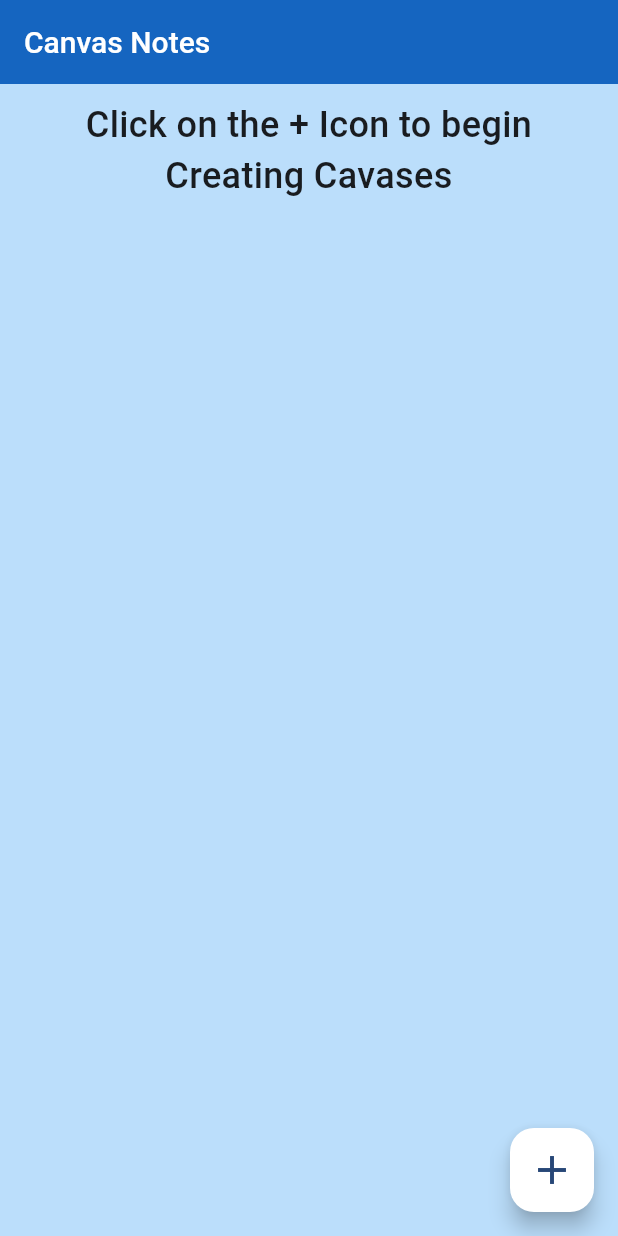
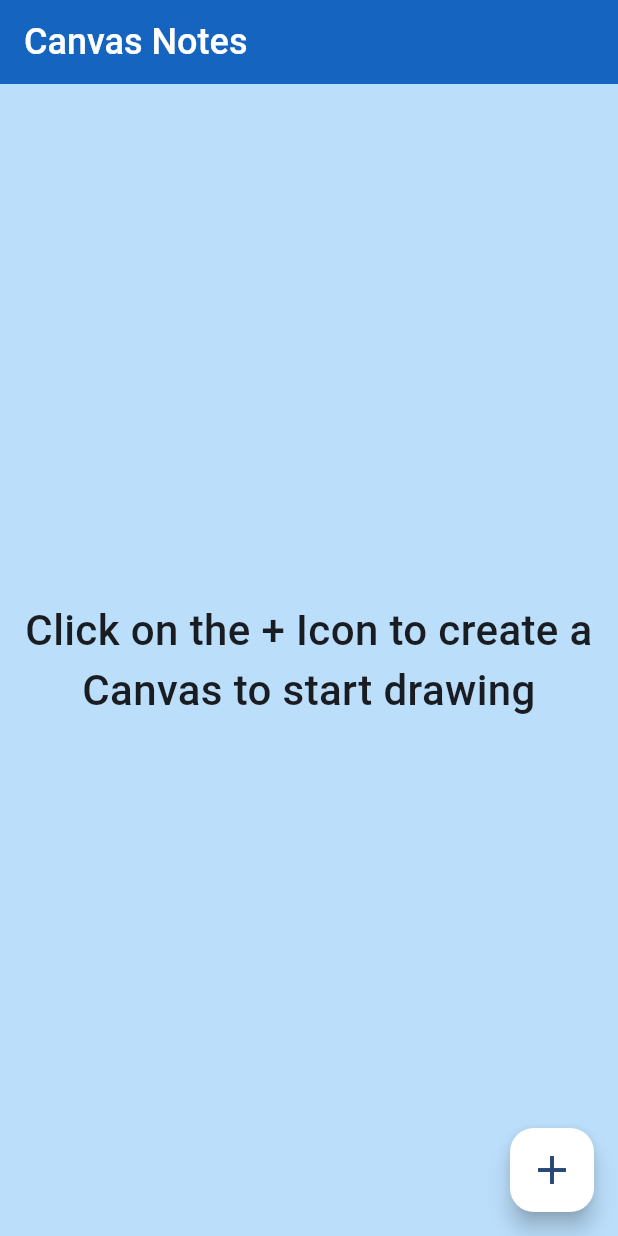
Before and after one commit to Jesus711/CanvasNotes-App, a Flutter app: the screen it shows after launch, on a phone screen of 412 x 824 dp. Run offline on Flutter 3.47's test engine with Material 3 defaults, Android fonts, the phone set to English and light mode, and no system bars; missing offline and left inert: flutter_drawing_board.

Commit message:
Created a EmptyList Widget that will appear when the user has no drawings saved

```diff
--- a/lib/pages/home_page.dart
+++ b/lib/pages/home_page.dart
@@ -1,6 +1,8 @@
+import 'package:canvas_notes_flutter/models/drawing.dart';
 import 'package:canvas_notes_flutter/pages/canvas_view.dart';
 import 'package:flutter/material.dart';
-import 'package:flutter_drawing_board/paint_contents.dart';
+//import 'package:flutter_drawing_board/paint_contents.dart';
+//import 'package:canvas_notes_flutter/pages/draw_view.dart';
 
 class HomePage extends StatefulWidget {
   const HomePage({super.key});
@@ -19,14 +21,31 @@ class HomePage extends StatefulWidget {
 }
 
 class _HomePageState extends State<HomePage> {
-  static List<String> canvases = [
 
-  ];
+  //final DatabaseHelper _dbHelper = DatabaseHelper();
+
+  static List<String> canvases = [];
+
+  static List<Drawing> drawingsList = [];
+
+  @override
+  void initState(){
+    super.initState();
+  }
+
+
+  // Future<void> _getDrawings() async {
+  //   List<Drawing> drawings = await _dbHelper.getDrawings();
+  //   setState(() {
+  //     drawingsList = drawings;
+  //   });
+  // }
 
 
   void _createNewCanvas() {
 
     Navigator.push(context, MaterialPageRoute(builder: (context) => const CanvasView()));
+    //Navigator.push(context, MaterialPageRoute(builder: (context) => const DrawView()));
 
     setState(() {
 // This call to setState tells the Flutter framework that something has
@@ -46,20 +65,10 @@ class _HomePageState extends State<HomePage> {
     return Scaffold(
       appBar: AppBar(
         backgroundColor: Colors.blue.shade800,
-        title: const Text("Canvas Notes", style: TextStyle(color: Colors.white, fontSize: 20, fontWeight: FontWeight.w500),),
+        title: const Text("Canvas Notes", style: TextStyle(color: Colors.white, fontSize: 24, fontWeight: FontWeight.w500),),
       ),
       backgroundColor: Colors.blue.shade100,
-      body: canvases.isEmpty
-          ? const Padding(
-              padding: EdgeInsets.symmetric(
-                horizontal: 10,
-                vertical: 10,
-              ),
-              child: Text('Click on the + Icon to begin Creating Cavases' ,
-                  style: TextStyle(fontSize: 24, fontWeight: FontWeight.w500),
-                  textAlign: TextAlign.center,
-              ),
-            )
+      body: canvases.isEmpty ? const EmptyList()
           : ListView.builder(
               itemCount: canvases.length,
               itemBuilder: (BuildContext context, index) {
@@ -94,3 +103,24 @@ class _HomePageState extends State<HomePage> {
     );
   }
 }
+
+class EmptyList extends StatelessWidget {
+  const EmptyList({super.key});
+
+  @override
+  Widget build(BuildContext context) {
+    // TODO: implement build
+    return const Center(
+      child: Padding(
+        padding: EdgeInsets.symmetric(
+          horizontal: 16,
+        ),
+        child: Text(
+        'Click on the + Icon to create a Canvas to start drawing' ,
+        style: TextStyle(fontSize: 28, fontWeight: FontWeight.w500),
+        textAlign: TextAlign.center,
+        )
+      )
+    );
+  }
+}
```
